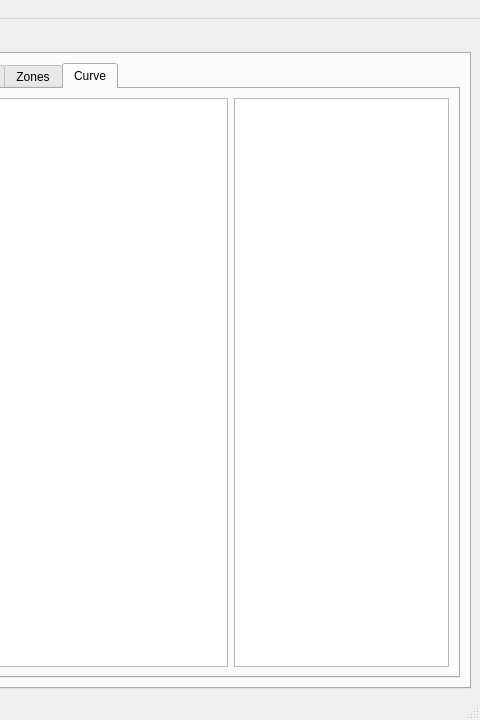
Old version of the form resources/ui/main.ui in the repository TomFryers/activate; both pictures show x 800 to 1280 and y 0 to 720 of the 1280 by 720 pixel window.
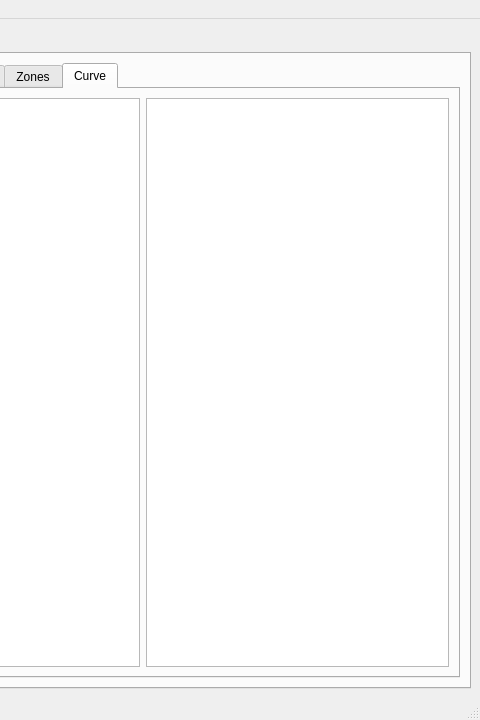
New version of the form. The open tabs and pages were chosen to show the change. Custom widgets are drawn as their Qt base class.

Diff of the .ui file:
```diff
--- a/resources/ui/main.ui
+++ b/resources/ui/main.ui
@@ -489,19 +489,16 @@
              <widget class="CurveTable" name="curve_table">
               <property name="maximumSize">
                <size>
-                <width>215</width>
+                <width>320</width>
                 <height>16777215</height>
                </size>
               </property>
+              <property name="horizontalScrollBarPolicy">
+               <enum>Qt::ScrollBarAlwaysOff</enum>
+              </property>
               <property name="selectionMode">
                <enum>QAbstractItemView::SingleSelection</enum>
               </property>
-              <attribute name="horizontalHeaderMinimumSectionSize">
-               <number>70</number>
-              </attribute>
-              <attribute name="horizontalHeaderDefaultSectionSize">
-               <number>70</number>
-              </attribute>
               <attribute name="horizontalHeaderStretchLastSection">
                <bool>true</bool>
               </attribute>
```
Left out of the diff: 3 changed lines with no effect on the pictures.
